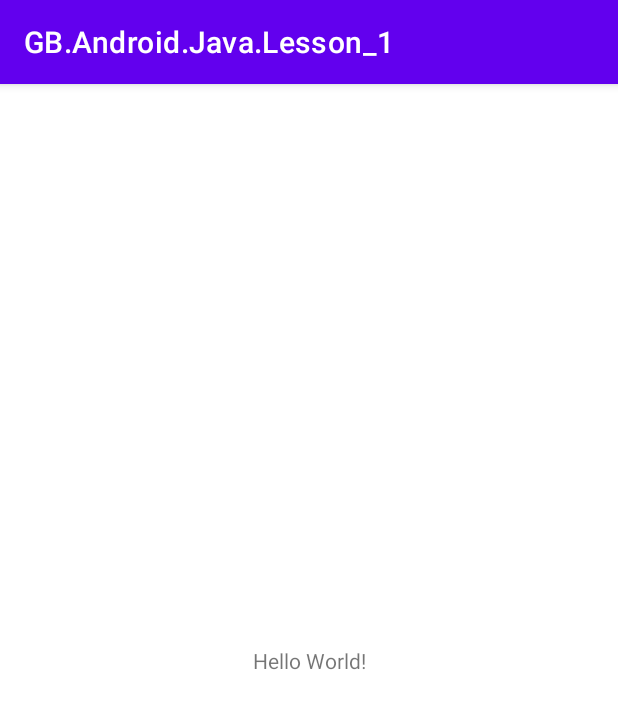
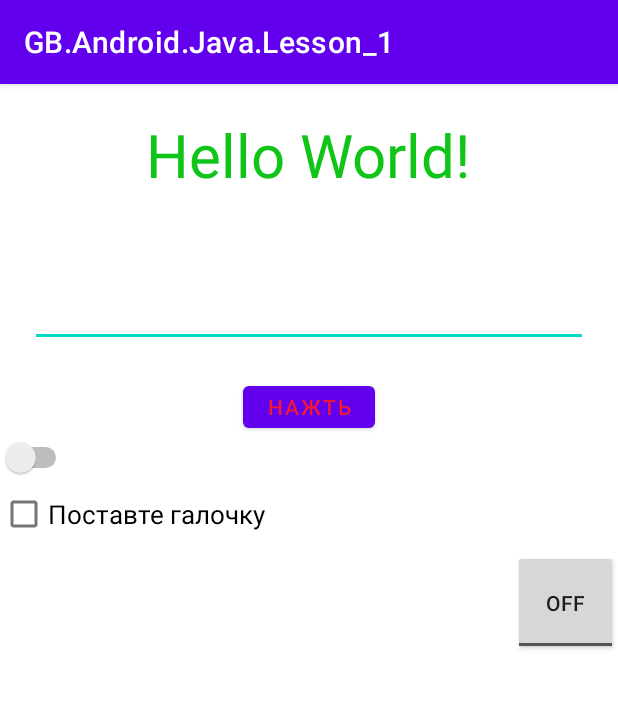
Before and after one commit to PavelSidyuk/GB.Android.Java.Lesson_1, an Android app: the screen it shows after launch (MainActivity), on a phone screen of 412 x 824 dp. Shown: the top 709 px of the screen. Run offline under Robolectric (Android 15) with nearby library versions, the phone set to English and light mode, and no system bars.

Commit message:
Первая часть ДЗ

```diff
--- a/app/src/main/res/layout/activity_main.xml
+++ b/app/src/main/res/layout/activity_main.xml
@@ -1,18 +1,62 @@
 <?xml version="1.0" encoding="utf-8"?>
-<androidx.constraintlayout.widget.ConstraintLayout xmlns:android="http://schemas.android.com/apk/res/android"
+<LinearLayout xmlns:android="http://schemas.android.com/apk/res/android"
     xmlns:app="http://schemas.android.com/apk/res-auto"
     xmlns:tools="http://schemas.android.com/tools"
     android:layout_width="match_parent"
     android:layout_height="match_parent"
-    tools:context=".MainActivity">
+    android:orientation="vertical"
+    tools:context=".MainActivity"
+    tools:ignore="UseSwitchCompatOrMaterialXml">
+
 
     <TextView
+        android:id="@+id/hello_text_view"
         android:layout_width="wrap_content"
         android:layout_height="wrap_content"
+        android:layout_gravity="center"
+        android:layout_margin="20dp"
         android:text="Hello World!"
+        android:textColor="#10C518"
+        android:textSize="40dp"
         app:layout_constraintBottom_toBottomOf="parent"
         app:layout_constraintLeft_toLeftOf="parent"
         app:layout_constraintRight_toRightOf="parent"
         app:layout_constraintTop_toTopOf="parent" />
 
-</androidx.constraintlayout.widget.ConstraintLayout>
+
+    <EditText
+        android:id="@+id/edit_text_test"
+        android:layout_width="match_parent"
+        android:layout_height="wrap_content"
+        android:layout_margin="20dp"
+        android:textColor="#CA4218"
+        android:textSize="30sp" />
+
+    <Button
+        android:id="@+id/baton"
+        android:layout_width="wrap_content"
+        android:layout_height="40dp"
+        android:layout_gravity="center"
+        android:text="Нажть"
+        android:textColor="#F41932" />
+
+    <Switch
+        android:layout_width="wrap_content"
+        android:layout_height="wrap_content" />
+
+
+    <CheckBox
+        android:layout_width="wrap_content"
+        android:layout_height="wrap_content"
+        android:text="Поставте галочку"
+        android:textSize="17sp" />
+
+    <ToggleButton
+        android:layout_width="70dp"
+        android:layout_height="70dp"
+        android:layout_gravity="end"
+        />
+
+
+
+</LinearLayout>
```
